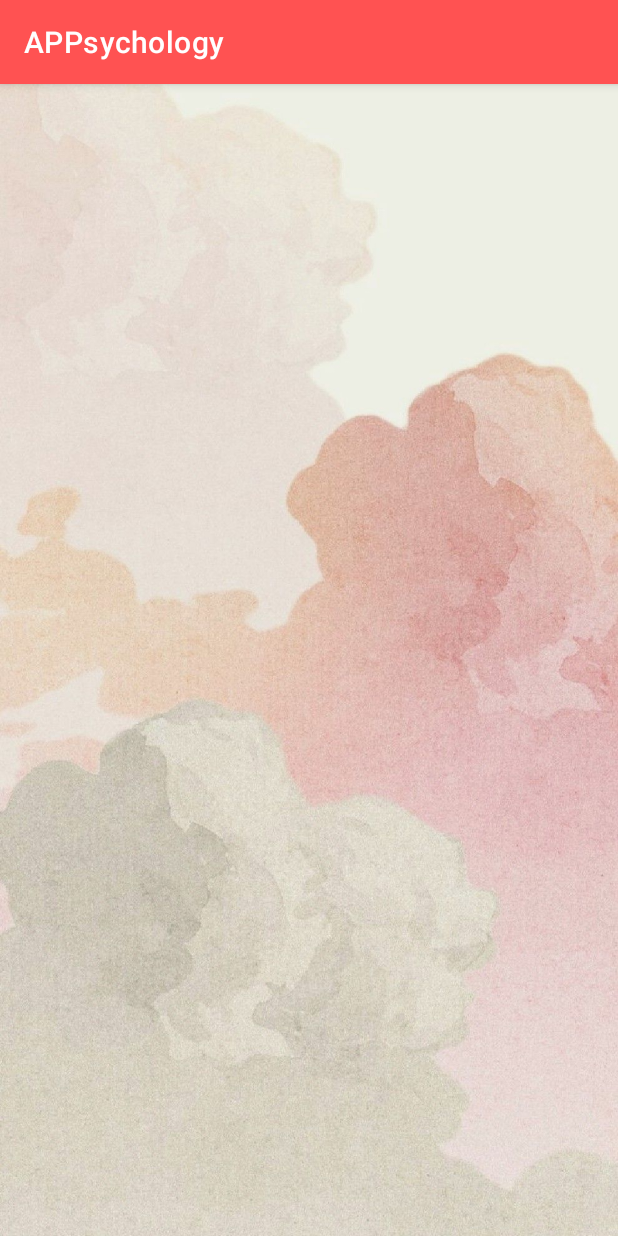
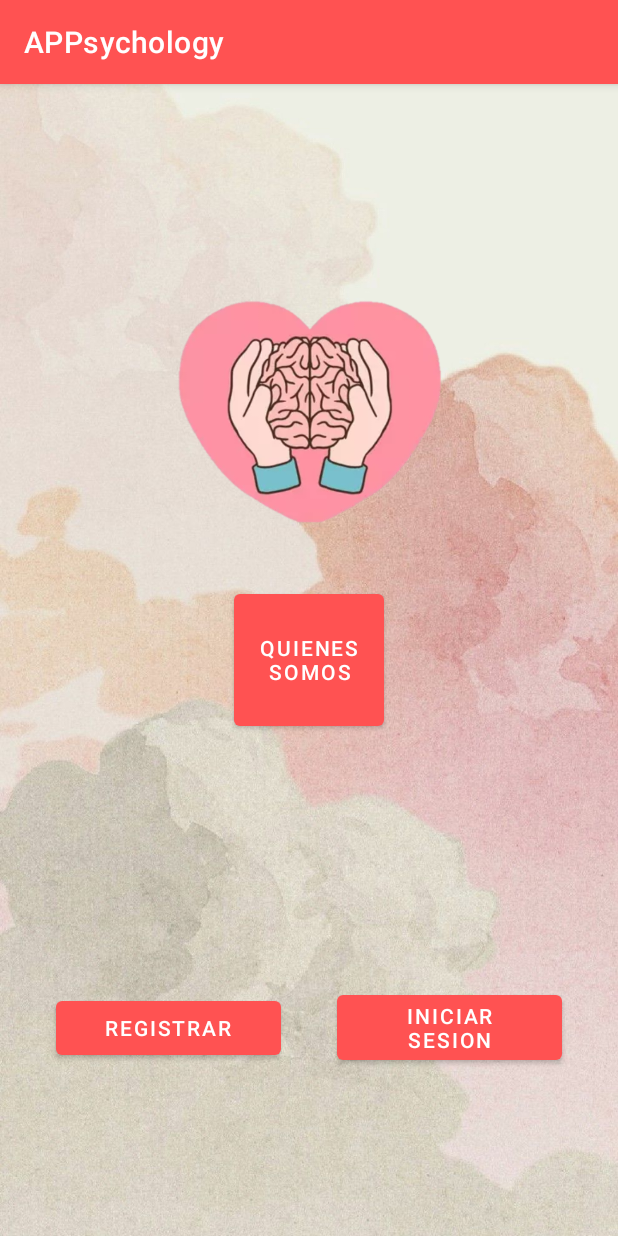
Before and after one commit to CarlosMoreno1708/Appsychology, an Android app: the screen it shows after launch (MainActivity), on a phone screen of 412 x 824 dp. Run offline under Robolectric (Android 15) with nearby library versions, the phone set to English and light mode, and no system bars.

Commit message:
Se crea la vista principal

```diff
--- a/app/build.gradle
+++ b/app/build.gradle
@@ -30,11 +30,17 @@ android {
     kotlinOptions {
         jvmTarget = '1.8'
     }
+//    buildFeatures{
+//        viewBinding = true
+//    }
+    viewBinding{
+        enabled = true
+    }
 }
 
 dependencies {
 
-    implementation 'androidx.core:core-ktx:1.7.0'
+    implementation 'androidx.core:core-ktx:1.9.0'
     implementation 'androidx.appcompat:appcompat:1.5.1'
     implementation 'com.google.android.material:material:1.6.1'
     implementation 'androidx.constraintlayout:constraintlayout:2.1.4'
--- a/app/src/main/java/com/carlosmoreno/appsychology/MainActivity.kt
+++ b/app/src/main/java/com/carlosmoreno/appsychology/MainActivity.kt
@@ -1,11 +1,21 @@
 package com.carlosmoreno.appsychology
 
+import android.content.Intent
 import androidx.appcompat.app.AppCompatActivity
 import android.os.Bundle
+import com.carlosmoreno.appsychology.databinding.ActivityAboutBinding
+import com.carlosmoreno.appsychology.databinding.ActivityMainBinding
 
 class MainActivity : AppCompatActivity() {
+    private lateinit var binding: ActivityMainBinding
+
     override fun onCreate(savedInstanceState: Bundle?) {
         super.onCreate(savedInstanceState)
-        setContentView(R.layout.activity_main)
+        binding = ActivityMainBinding.inflate(layoutInflater)
+        setContentView(binding.root)
+
+        binding.btnSomos.setOnClickListener{
+            startActivity(Intent(this, ActivityAboutBinding::class.java) )
+        }
     }
 }
--- /dev/null
+++ b/app/src/main/res/layout/activity_about.xml
@@ -0,0 +1,6 @@
+<?xml version="1.0" encoding="utf-8"?>
+<androidx.constraintlayout.widget.ConstraintLayout xmlns:android="http://schemas.android.com/apk/res/android"
+    android:layout_width="match_parent"
+    android:layout_height="match_parent">
+
+</androidx.constraintlayout.widget.ConstraintLayout>
--- /dev/null
+++ b/app/src/main/res/layout/activity_login.xml
@@ -0,0 +1,6 @@
+<?xml version="1.0" encoding="utf-8"?>
+<androidx.constraintlayout.widget.ConstraintLayout xmlns:android="http://schemas.android.com/apk/res/android"
+    android:layout_width="match_parent"
+    android:layout_height="match_parent">
+
+</androidx.constraintlayout.widget.ConstraintLayout>
--- a/app/src/main/res/layout/activity_main.xml
+++ b/app/src/main/res/layout/activity_main.xml
@@ -11,15 +11,58 @@
         android:layout_width="wrap_content"
         android:layout_height="wrap_content"
         android:background="@color/red_A200"
-        android:contentDescription="TODO"
+        android:contentDescription="@string/todo"
         android:scaleType="centerCrop"
         app:srcCompat="@drawable/fondo"
         app:layout_constraintBottom_toBottomOf="parent"
         app:layout_constraintEnd_toEndOf="parent"
-        app:layout_constraintHorizontal_bias="0.0"
         app:layout_constraintStart_toStartOf="parent"
         app:layout_constraintTop_toTopOf="parent"
-        app:layout_constraintVertical_bias="0.0"
         tools:ignore="ImageContrastCheck,ImageContrastCheck"
         />
+
+    <ImageView
+        android:id="@+id/imageLogo"
+        android:layout_width="180dp"
+        android:layout_height="160dp"
+        app:layout_constraintTop_toTopOf="parent"
+        app:layout_constraintBottom_toTopOf="@+id/btnSomos"
+        app:layout_constraintRight_toRightOf="parent"
+        app:layout_constraintLeft_toLeftOf="parent"
+        app:srcCompat="@drawable/logo"
+        app:layout_constraintVertical_bias="0.8"
+        android:contentDescription="@string/todo" />
+
+    <Button
+        android:id="@+id/btnSomos"
+        android:layout_width="100dp"
+        android:layout_height="100dp"
+        android:text="@string/text_btnSomos"
+        android:textAlignment="inherit"
+        app:layout_constraintBottom_toBottomOf="parent"
+        app:layout_constraintLeft_toLeftOf="parent"
+        app:layout_constraintRight_toRightOf="parent"
+        app:layout_constraintTop_toTopOf="parent" />
+
+    <Button
+        android:id="@+id/btnRegister"
+        android:layout_width="150dp"
+        android:layout_height="wrap_content"
+        android:text="@string/text_btnRegister"
+        app:layout_constraintBottom_toBottomOf="parent"
+        app:layout_constraintEnd_toStartOf="@id/btnLogin"
+        app:layout_constraintStart_toStartOf="parent"
+        app:layout_constraintTop_toBottomOf="@id/btnSomos"
+        app:layout_constraintVertical_bias="0.6" />
+
+    <Button
+        android:id="@+id/btnLogin"
+        android:layout_width="150dp"
+        android:layout_height="wrap_content"
+        android:text="@string/text_btnLogin"
+        app:layout_constraintTop_toBottomOf="@id/btnSomos"
+        app:layout_constraintStart_toEndOf="@id/btnRegister"
+        app:layout_constraintEnd_toEndOf="parent"
+        app:layout_constraintBottom_toBottomOf="parent"
+        app:layout_constraintVertical_bias="0.6"/>
 </androidx.constraintlayout.widget.ConstraintLayout>
--- /dev/null
+++ b/app/src/main/res/layout/activity_register.xml
@@ -0,0 +1,6 @@
+<?xml version="1.0" encoding="utf-8"?>
+<androidx.constraintlayout.widget.ConstraintLayout xmlns:android="http://schemas.android.com/apk/res/android"
+    android:layout_width="match_parent"
+    android:layout_height="match_parent">
+
+</androidx.constraintlayout.widget.ConstraintLayout>
--- a/app/src/main/res/values/strings.xml
+++ b/app/src/main/res/values/strings.xml
@@ -1,3 +1,7 @@
 <resources>
     <string name="app_name">APPsychology</string>
+    <string name="text_btnSomos">Quienes somos</string>
+    <string name="text_btnRegister">Registrar</string>
+    <string name="text_btnLogin">INICIAR SESION</string>
+    <string name="todo">TODO</string>
 </resources>
```
Also changed, not shown: app/src/main/res/drawable/logo.png, app/src/main/res/drawable/logo.webp (added).
